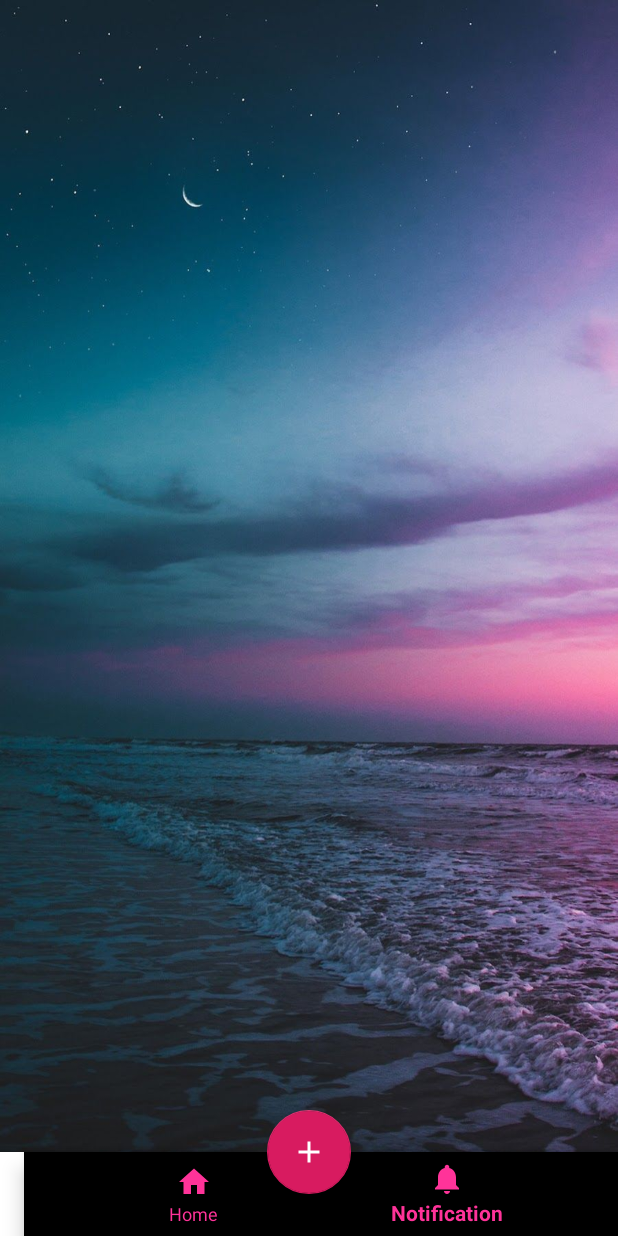
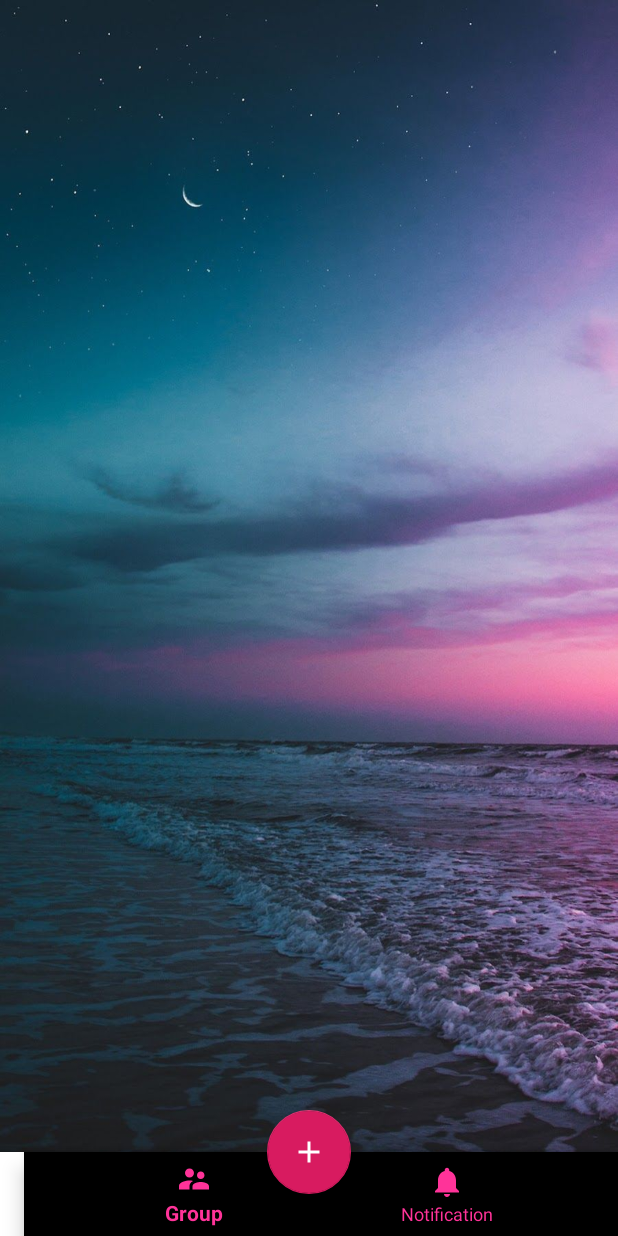
Before and after one commit to QuanSean/android-node-js, an Android app: the MainMenu screen opened directly, with no data from a screen before it, item 2 of the bottom bar chosen, on a phone screen of 412 x 824 dp. Run offline under Robolectric (Android 15) with nearby library versions, the phone set to English and light mode, and no system bars; our stand-ins replace RxJava; network calls fail; 3 statements that could not run were skipped.

```diff
--- a/font-end/font-end/app/src/main/AndroidManifest.xml
+++ b/font-end/font-end/app/src/main/AndroidManifest.xml
@@ -12,7 +12,9 @@
         android:supportsRtl="true"
         android:theme="@style/AppTheme"
         android:usesCleartextTraffic="true">
-        <activity android:name=".Activity.project_partner"></activity>
+        <activity android:name=".Activity.project_partner"
+            android:theme="@style/AppTheme.FullScreen"
+            ></activity>
         <activity
             android:name=".Activity.MainMenu"
             android:theme="@style/AppTheme.FullScreen"></activity>
--- a/font-end/font-end/app/src/main/java/com/huypo/tase/Activity/MainMenu.java
+++ b/font-end/font-end/app/src/main/java/com/huypo/tase/Activity/MainMenu.java
@@ -5,11 +5,17 @@ import android.content.Intent;
 import android.graphics.Color;
 import android.os.Build;
 import android.os.Handler;
+import android.support.annotation.NonNull;
 import android.support.annotation.RequiresApi;
+import android.support.design.widget.BottomNavigationView;
+import android.support.v4.app.Fragment;
 import android.support.v7.app.AlertDialog;
 import android.support.v7.app.AppCompatActivity;
 
 import android.os.Bundle;
+import android.view.Menu;
+import android.view.MenuInflater;
+import android.view.MenuItem;
 import android.view.MotionEvent;
 import android.view.View;
 import android.view.ViewConfiguration;
@@ -89,7 +95,8 @@ public class MainMenu extends AppCompatActivity {
         listView = findViewById(R.id.listPersonalTable);
         personalTables = ListDetails.getlist();
         Date date = new Date();
-
+        BottomNavigationView navigation = (BottomNavigationView) findViewById(R.id.bottom_navigation_view);
+        navigation.setOnNavigationItemSelectedListener(mOnNavigationItemSelectedListener);
 
 
         Calendar calendar = Calendar.getInstance();
@@ -593,6 +600,22 @@ public class MainMenu extends AppCompatActivity {
 
     }
 
+    private BottomNavigationView.OnNavigationItemSelectedListener mOnNavigationItemSelectedListener
+            = new BottomNavigationView.OnNavigationItemSelectedListener() {
+
+        @Override
+        public boolean onNavigationItemSelected(@NonNull MenuItem item) {
+            Fragment fragment;
+            switch (item.getItemId()) {
+                case R.id.navigation_partner:
+                    Intent intent= new Intent(MainMenu.this, project_partner.class);
+                    startActivity(intent);
+                    return true;
+
+            }
+            return false;
+        }
+    };
     public void btnNewTable(View view){
         final AlertDialog.Builder alert = new AlertDialog.Builder(MainMenu.this);
         View viewtable = getLayoutInflater().inflate(R.layout.table_dialog,null);
@@ -700,4 +723,26 @@ public class MainMenu extends AppCompatActivity {
 
         return false;
     }
+
+    @Override
+    public boolean onCreateOptionsMenu(Menu menu) {
+        MenuInflater inflater = getMenuInflater();
+        inflater.inflate(R.menu.bottom_navigation, menu);
+
+        return true;
+    }
+//    @Override
+//    public boolean onOptionsItemSelected(MenuItem item) {
+//
+//
+//        if (item.getItemId()==R.id.navigation_home){
+//            Toast.makeText(this, "Action Item", Toast.LENGTH_SHORT).show();
+//        }
+//
+//        if (item.getItemId()==R.id.navigation_notification){
+//            Toast.makeText(this, "Hnstructions Item", Toast.LENGTH_SHORT).show();
+//        }
+//
+//        return super.onOptionsItemSelected(item);
+//    }
 }
--- a/font-end/font-end/app/src/main/java/com/huypo/tase/Retrofit/IMyService.java
+++ b/font-end/font-end/app/src/main/java/com/huypo/tase/Retrofit/IMyService.java
@@ -55,6 +55,10 @@ public interface IMyService {
     @FormUrlEncoded
     Observable<String> addEmailPartner(@Header("token") String token, @Field("id") String id,@Field("email") String email);
 
+    @POST("/project/getProjectPartner")
+    @FormUrlEncoded
+    Observable<String> showListProjectPartner(@Header("token") String token);
+
 
     @GET("/project")
     @Headers({
--- /dev/null
+++ b/font-end/font-end/app/src/main/res/drawable/ic_group.xml
@@ -0,0 +1,5 @@
+<vector android:height="10dp" android:tint="#FFFFFF"
+    android:viewportHeight="24.0" android:viewportWidth="24.0"
+    android:width="10dp" xmlns:android="http://schemas.android.com/apk/res/android">
+    <path android:fillColor="#FF000000" android:pathData="M16.5,12c1.38,0 2.49,-1.12 2.49,-2.5S17.88,7 16.5,7C15.12,7 14,8.12 14,9.5s1.12,2.5 2.5,2.5zM9,11c1.66,0 2.99,-1.34 2.99,-3S10.66,5 9,5C7.34,5 6,6.34 6,8s1.34,3 3,3zM16.5,14c-1.83,0 -5.5,0.92 -5.5,2.75L11,19h11v-2.25c0,-1.83 -3.67,-2.75 -5.5,-2.75zM9,13c-2.33,0 -7,1.17 -7,3.5L2,19h7v-2.25c0,-0.85 0.33,-2.34 2.37,-3.47C10.5,13.1 9.66,13 9,13z"/>
+</vector>
--- a/font-end/font-end/app/src/main/res/layout/activity_main_menu.xml
+++ b/font-end/font-end/app/src/main/res/layout/activity_main_menu.xml
@@ -11,11 +11,11 @@
         android:layout_width="match_parent"
         android:layout_height="match_parent"
         android:background="@color/background">
+
         <RelativeLayout
             android:layout_width="match_parent"
             android:layout_height="match_parent"
-            android:background="@drawable/b"
-            >
+            android:background="@drawable/b">
             <!--<android.support.v7.widget.AppCompatTextView-->
             <!--android:layout_width="match_parent"-->
             <!--android:layout_height="wrap_content"-->
@@ -27,25 +27,25 @@
             <!--android:background="@color/colorWhite"-->
             <!--android:padding="10dp"/>-->
             <TextView
+                android:id="@+id/tb"
                 android:layout_width="match_parent"
                 android:layout_height="wrap_content"
-                android:id="@+id/tb"
-                android:textColor="#fff"/>
+                android:textColor="#fff" />
+
             <ListView
                 android:id="@+id/listPersonalTable"
                 android:layout_width="match_parent"
                 android:layout_height="match_parent"
                 android:layout_below="@id/txtTitle"
-                android:background="@android:color/transparent"
-                android:divider="@android:color/transparent"
                 android:layout_marginLeft="15dp"
-                android:paddingTop="20dp"
-                android:clipToPadding="false"
                 android:layout_marginRight="15dp"
                 android:layout_marginBottom="90dp"
+                android:background="@android:color/transparent"
+                android:clipToPadding="false"
+                android:divider="@android:color/transparent"
+                android:dividerHeight="20dp"
                 android:headerDividersEnabled="false"
-                android:dividerHeight="20dp"
-                >
+                android:paddingTop="20dp">
 
                 <!--<ListView-->
                 <!--android:id="@+id/listPersonalTable"-->
@@ -72,6 +72,9 @@
                 app:itemIconTint="@color/colorPink"
                 app:itemTextColor="@color/colorPink"
                 app:menu="@menu/bottom_navigation" />
+
+
+
         </android.support.design.bottomappbar.BottomAppBar>
 
         <android.support.design.widget.FloatingActionButton
--- a/font-end/font-end/app/src/main/res/menu/bottom_navigation.xml
+++ b/font-end/font-end/app/src/main/res/menu/bottom_navigation.xml
@@ -1,13 +1,14 @@
 <?xml version="1.0" encoding="utf-8"?>
-<menu xmlns:android="http://schemas.android.com/apk/res/android">
+<menu xmlns:android="http://schemas.android.com/apk/res/android"
+    xmlns:app="http://schemas.android.com/apk/res-auto">
     <item
-        android:id="@+id/navigation_action_share"
-        android:icon="@drawable/ic_home_black_50dp"
-        android:title="@string/Home"
+        android:id="@+id/navigation_partner"
+        android:icon="@drawable/ic_group"
+        android:title="Group"
         />
 
     <item
-        android:id="@+id/navigation_action_shopping"
+        android:id="@+id/navigation_notification"
         android:icon="@drawable/ic_notifications_black_50dp"
         android:title="@string/Notification"
         />
```
Lines whose indentation alone changed are shown as unchanged.
